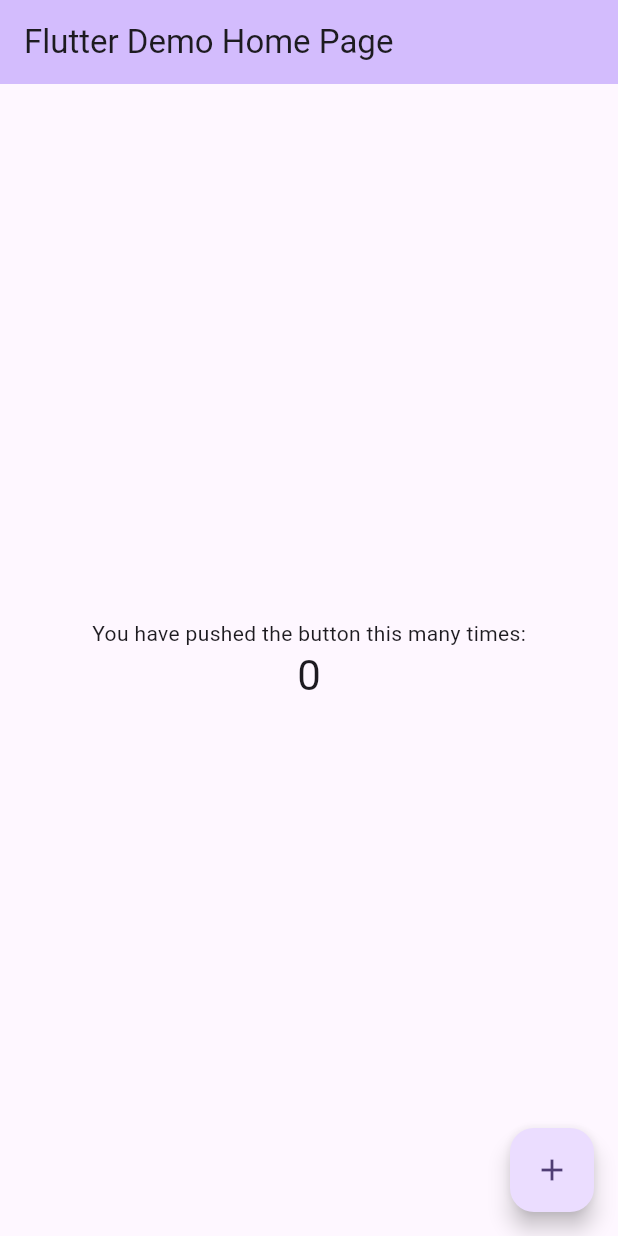
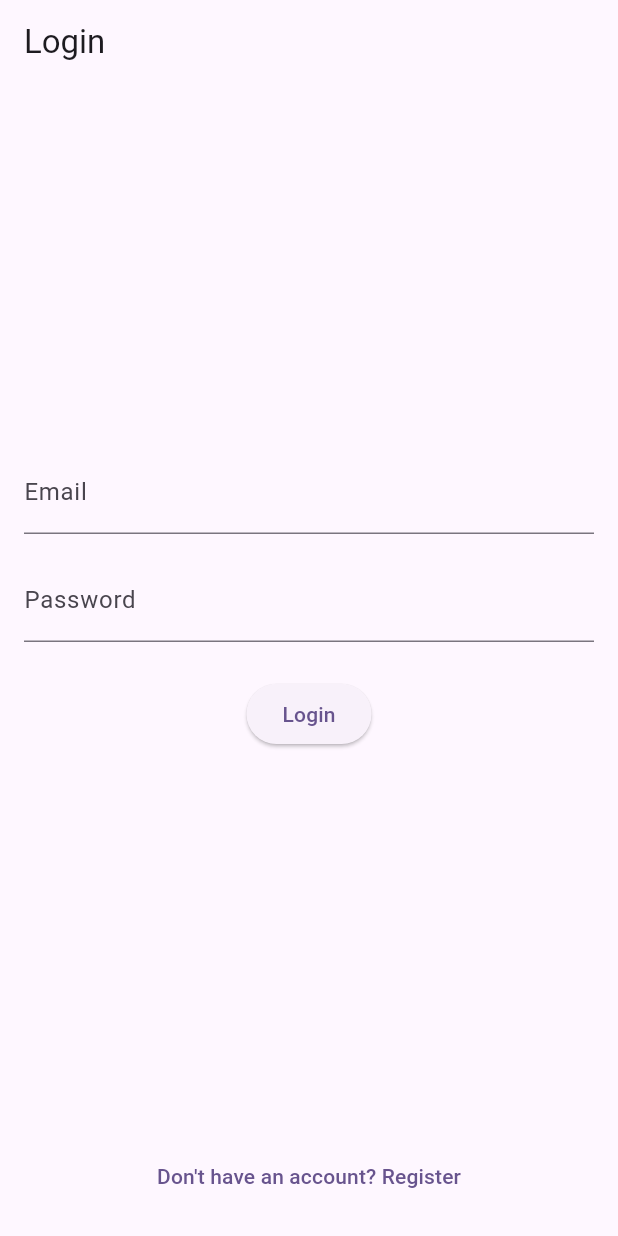
Before and after one commit to FilipIulia/plan_all_the_way, a Flutter app: the screen it shows after launch, on a phone screen of 412 x 824 dp. Run offline on Flutter 3.47's test engine with Material 3 defaults, Android fonts, the phone set to English and light mode, and no system bars; our stand-ins replace firebase_auth, firebase_core, flutter_bloc; accounts and stored records are empty.

Commit message:
add temp auth functionality and link proj to firebase auth

```diff
--- /dev/null
+++ b/lib/data/datasources/firebase_auth_datasource.dart
@@ -0,0 +1,30 @@
+import 'package:firebase_auth/firebase_auth.dart';
+import '../../domain/entities/user_entity.dart';
+
+class FirebaseAuthDatasource {
+  final FirebaseAuth _auth = FirebaseAuth.instance;
+
+  Future<UserEntity?> signIn(String email, String password) async {
+    final result = await _auth.signInWithEmailAndPassword(
+      email: email,
+      password: password,
+    );
+    return UserEntity(uid: result.user!.uid, email: result.user!.email);
+  }
+
+  Future<UserEntity?> signUp(String email, String password) async {
+    final result = await _auth.createUserWithEmailAndPassword(
+      email: email,
+      password: password,
+    );
+    return UserEntity(uid: result.user!.uid, email: result.user!.email);
+  }
+
+  Future<void> signOut() => _auth.signOut();
+
+  UserEntity? getCurrentUser() {
+    final user = _auth.currentUser;
+    if (user != null) return UserEntity(uid: user.uid, email: user.email);
+    return null;
+  }
+}
--- /dev/null
+++ b/lib/data/repositories/auth_repository_impl.dart
@@ -0,0 +1,23 @@
+import '../../domain/entities/user_entity.dart';
+import '../../domain/repositories/auth_repository.dart';
+import '../datasources/firebase_auth_datasource.dart';
+
+class AuthRepositoryImpl implements AuthRepository {
+  final FirebaseAuthDatasource datasource;
+
+  AuthRepositoryImpl(this.datasource);
+
+  @override
+  Future<UserEntity?> signIn(String email, String password) =>
+      datasource.signIn(email, password);
+
+  @override
+  Future<UserEntity?> signUp(String email, String password) =>
+      datasource.signUp(email, password);
+
+  @override
+  Future<void> signOut() => datasource.signOut();
+
+  @override
+  Future<UserEntity?> getCurrentUser() async => datasource.getCurrentUser();
+}
--- /dev/null
+++ b/lib/domain/entities/user_entity.dart
@@ -0,0 +1,6 @@
+class UserEntity {
+  final String uid;
+  final String? email;
+
+  const UserEntity({required this.uid, this.email});
+}
--- /dev/null
+++ b/lib/domain/repositories/auth_repository.dart
@@ -0,0 +1,8 @@
+import 'package:plan_all_the_way/domain/entities/user_entity.dart';
+
+abstract class AuthRepository {
+  Future<UserEntity?> signIn(String email, String password);
+  Future<UserEntity?> signUp(String email, String password);
+  Future<void> signOut();
+  Future<UserEntity?> getCurrentUser();
+}
--- /dev/null
+++ b/lib/domain/use_cases/get_current_user.dart
@@ -0,0 +1,12 @@
+import '../repositories/auth_repository.dart';
+import '../entities/user_entity.dart';
+
+class GetCurrentUser {
+  final AuthRepository repository;
+
+  GetCurrentUser(this.repository);
+
+  Future<UserEntity?> call() {
+    return repository.getCurrentUser();
+  }
+}
--- /dev/null
+++ b/lib/domain/use_cases/sign_in_with_email.dart
@@ -0,0 +1,12 @@
+import '../repositories/auth_repository.dart';
+import '../entities/user_entity.dart';
+
+class SignInWithEmail {
+  final AuthRepository repository;
+
+  SignInWithEmail(this.repository);
+
+  Future<UserEntity?> call(String email, String password) {
+    return repository.signIn(email, password);
+  }
+}
--- /dev/null
+++ b/lib/domain/use_cases/sign_out.dart
@@ -0,0 +1,11 @@
+import '../repositories/auth_repository.dart';
+
+class SignOut {
+  final AuthRepository repository;
+
+  SignOut(this.repository);
+
+  Future<void> call() {
+    return repository.signOut();
+  }
+}
--- /dev/null
+++ b/lib/domain/use_cases/sign_up_with_email.dart
@@ -0,0 +1,12 @@
+import '../repositories/auth_repository.dart';
+import '../entities/user_entity.dart';
+
+class SignUpWithEmail {
+  final AuthRepository repository;
+
+  SignUpWithEmail(this.repository);
+
+  Future<UserEntity?> call(String email, String password) {
+    return repository.signUp(email, password);
+  }
+}
--- a/lib/main.dart
+++ b/lib/main.dart
@@ -1,7 +1,37 @@
+import 'package:firebase_core/firebase_core.dart';
 import 'package:flutter/material.dart';
+import 'package:flutter_bloc/flutter_bloc.dart';
+import 'package:plan_all_the_way/data/datasources/firebase_auth_datasource.dart';
+import 'package:plan_all_the_way/data/repositories/auth_repository_impl.dart';
+import 'package:plan_all_the_way/domain/use_cases/get_current_user.dart';
+import 'package:plan_all_the_way/domain/use_cases/sign_in_with_email.dart';
+import 'package:plan_all_the_way/domain/use_cases/sign_out.dart';
+import 'package:plan_all_the_way/domain/use_cases/sign_up_with_email.dart';
+import 'package:plan_all_the_way/firebase_options.dart';
+import 'package:plan_all_the_way/presentation/blocs/auth_bloc.dart';
+import 'package:plan_all_the_way/presentation/screens/login_screen.dart';
 
-void main() {
-  runApp(const MyApp());
+void main() async {
+  WidgetsFlutterBinding.ensureInitialized();
+  await Firebase.initializeApp(options: DefaultFirebaseOptions.currentPlatform);
+
+  final authRepository = AuthRepositoryImpl(FirebaseAuthDatasource());
+
+  runApp(
+    MultiBlocProvider(
+      providers: [
+        BlocProvider(
+          create: (_) => AuthBloc(
+            signIn: SignInWithEmail(authRepository),
+            signUp: SignUpWithEmail(authRepository),
+            signOutUseCase: SignOut(authRepository),
+            getUser: GetCurrentUser(authRepository),
+          )..add(AuthCheckStatusEvent()),
+        ),
+      ],
+      child: MyApp(),
+    ),
+  );
 }
 
 class MyApp extends StatelessWidget {
@@ -10,56 +40,13 @@ class MyApp extends StatelessWidget {
   @override
   Widget build(BuildContext context) {
     return MaterialApp(
-      title: 'Flutter Demo',
+      debugShowCheckedModeBanner: false,
+      title: 'Plan All The Way',
       theme: ThemeData(
         colorScheme: ColorScheme.fromSeed(seedColor: Colors.deepPurple),
+        useMaterial3: true,
       ),
-      home: const MyHomePage(title: 'Flutter Demo Home Page'),
+      home: SafeArea(child: const LoginPage()),
     );
   }
 }
-
-class MyHomePage extends StatefulWidget {
-  const MyHomePage({super.key, required this.title});
-  final String title;
-
-  @override
-  State<MyHomePage> createState() => _MyHomePageState();
-}
-
-class _MyHomePageState extends State<MyHomePage> {
-  int _counter = 0;
-
-  void _incrementCounter() {
-    setState(() {
-      _counter++;
-    });
-  }
-
-  @override
-  Widget build(BuildContext context) {
-    return Scaffold(
-      appBar: AppBar(
-        backgroundColor: Theme.of(context).colorScheme.inversePrimary,
-        title: Text(widget.title),
-      ),
-      body: Center(
-        child: Column(
-          mainAxisAlignment: MainAxisAlignment.center,
-          children: <Widget>[
-            const Text('You have pushed the button this many times:'),
-            Text(
-              '$_counter',
-              style: Theme.of(context).textTheme.headlineMedium,
-            ),
-          ],
-        ),
-      ),
-      floatingActionButton: FloatingActionButton(
-        onPressed: _incrementCounter,
-        tooltip: 'Increment',
-        child: const Icon(Icons.add),
-      ),
-    );
-  }
-}
--- /dev/null
+++ b/lib/presentation/blocs/auth_bloc.dart
@@ -0,0 +1,61 @@
+import 'package:flutter_bloc/flutter_bloc.dart';
+import 'package:plan_all_the_way/domain/use_cases/get_current_user.dart';
+import 'package:plan_all_the_way/domain/use_cases/sign_in_with_email.dart';
+import 'package:plan_all_the_way/domain/use_cases/sign_out.dart';
+import 'package:plan_all_the_way/domain/use_cases/sign_up_with_email.dart';
+
+import '../../../domain/entities/user_entity.dart';
+
+part 'auth_event.dart';
+part 'auth_state.dart';
+
+class AuthBloc extends Bloc<AuthEvent, AuthState> {
+  final SignInWithEmail signIn;
+  final SignUpWithEmail signUp;
+  final SignOut signOutUseCase;
+  final GetCurrentUser getUser;
+
+  AuthBloc({
+    required this.signIn,
+    required this.signUp,
+    required this.signOutUseCase,
+    required this.getUser,
+  }) : super(AuthInitial()) {
+    on<AuthSignInEvent>(_onSignIn);
+    on<AuthSignUpEvent>(_onSignUp);
+    on<AuthSignOutEvent>(_onSignOut);
+    on<AuthCheckStatusEvent>(_onCheckStatus);
+  }
+
+  Future<void> _onSignIn(AuthSignInEvent event, Emitter<AuthState> emit) async {
+    emit(AuthLoading());
+    final user = await signIn(event.email, event.password);
+    user == null
+        ? emit(AuthError("Login failed"))
+        : emit(AuthAuthenticated(user));
+  }
+
+  Future<void> _onSignUp(AuthSignUpEvent event, Emitter<AuthState> emit) async {
+    emit(AuthLoading());
+    final user = await signUp(event.email, event.password);
+    user == null
+        ? emit(AuthError("Signup failed"))
+        : emit(AuthAuthenticated(user));
+  }
+
+  Future<void> _onSignOut(
+    AuthSignOutEvent event,
+    Emitter<AuthState> emit,
+  ) async {
+    await signOutUseCase();
+    emit(AuthUnauthenticated());
+  }
+
+  Future<void> _onCheckStatus(
+    AuthCheckStatusEvent event,
+    Emitter<AuthState> emit,
+  ) async {
+    final user = await getUser();
+    user == null ? emit(AuthUnauthenticated()) : emit(AuthAuthenticated(user));
+  }
+}
--- /dev/null
+++ b/lib/presentation/blocs/auth_event.dart
@@ -0,0 +1,19 @@
+part of 'auth_bloc.dart';
+
+abstract class AuthEvent {}
+
+class AuthSignInEvent extends AuthEvent {
+  final String email;
+  final String password;
+  AuthSignInEvent(this.email, this.password);
+}
+
+class AuthSignUpEvent extends AuthEvent {
+  final String email;
+  final String password;
+  AuthSignUpEvent(this.email, this.password);
+}
+
+class AuthSignOutEvent extends AuthEvent {}
+
+class AuthCheckStatusEvent extends AuthEvent {}
--- /dev/null
+++ b/lib/presentation/blocs/auth_state.dart
@@ -0,0 +1,19 @@
+part of 'auth_bloc.dart';
+
+abstract class AuthState {}
+
+class AuthInitial extends AuthState {}
+
+class AuthLoading extends AuthState {}
+
+class AuthAuthenticated extends AuthState {
+  final UserEntity user;
+  AuthAuthenticated(this.user);
+}
+
+class AuthUnauthenticated extends AuthState {}
+
+class AuthError extends AuthState {
+  final String message;
+  AuthError(this.message);
+}
--- /dev/null
+++ b/lib/presentation/screens/login_screen.dart
@@ -0,0 +1,45 @@
+import 'package:flutter/material.dart';
+import 'package:flutter_bloc/flutter_bloc.dart';
+import 'package:plan_all_the_way/presentation/screens/home_screen.dart';
+import 'package:plan_all_the_way/presentation/screens/register_screen.dart';
+import 'package:plan_all_the_way/presentation/widgets/auth_form.dart';
+import '../blocs/auth_bloc.dart';
+
+class LoginPage extends StatelessWidget {
+  const LoginPage({super.key});
+
+  @override
+  Widget build(BuildContext context) {
+    return Scaffold(
+      appBar: AppBar(title: const Text('Login')),
+      body: BlocListener<AuthBloc, AuthState>(
+        listener: (context, state) {
+          if (state is AuthAuthenticated) {
+            Navigator.pushReplacement(
+              context,
+              MaterialPageRoute(builder: (_) => const HomePage()),
+            );
+          }
+          if (state is AuthError) {
+            ScaffoldMessenger.of(
+              context,
+            ).showSnackBar(SnackBar(content: Text(state.message)));
+          }
+        },
+        child: const LoginForm(),
+      ),
+      bottomNavigationBar: Padding(
+        padding: const EdgeInsets.all(16.0),
+        child: TextButton(
+          onPressed: () {
+            Navigator.push(
+              context,
+              MaterialPageRoute(builder: (_) => const RegisterPage()),
+            );
+          },
+          child: const Text("Don't have an account? Register"),
+        ),
+      ),
+    );
+  }
+}
--- /dev/null
+++ b/lib/presentation/widgets/auth_form.dart
@@ -0,0 +1,64 @@
+import 'package:flutter/material.dart';
+import 'package:flutter_bloc/flutter_bloc.dart';
+import '../blocs/auth_bloc.dart';
+
+class LoginForm extends StatefulWidget {
+  const LoginForm({super.key});
+
+  @override
+  State<LoginForm> createState() => _LoginFormState();
+}
+
+class _LoginFormState extends State<LoginForm> {
+  final _formKey = GlobalKey<FormState>();
+  final _emailController = TextEditingController();
+  final _passwordController = TextEditingController();
+
+  @override
+  Widget build(BuildContext context) {
+    return Padding(
+      padding: const EdgeInsets.all(16),
+      child: Form(
+        key: _formKey,
+        child: Column(
+          mainAxisAlignment: MainAxisAlignment.center,
+          children: [
+            TextFormField(
+              controller: _emailController,
+              decoration: const InputDecoration(labelText: 'Email'),
+              validator: (v) => v!.isEmpty ? 'Please enter your email' : null,
+            ),
+            const SizedBox(height: 16),
+            TextFormField(
+              controller: _passwordController,
+              obscureText: true,
+              decoration: const InputDecoration(labelText: 'Password'),
+              validator: (v) => v!.length < 6 ? 'Password too short' : null,
+            ),
+            const SizedBox(height: 24),
+            BlocBuilder<AuthBloc, AuthState>(
+              builder: (context, state) {
+                if (state is AuthLoading) {
+                  return const CircularProgressIndicator();
+                }
+                return ElevatedButton(
+                  onPressed: () {
+                    if (_formKey.currentState!.validate()) {
+                      context.read<AuthBloc>().add(
+                        AuthSignInEvent(
+                          _emailController.text.trim(),
+                          _passwordController.text.trim(),
+                        ),
+                      );
+                    }
+                  },
+                  child: const Text('Login'),
+                );
+              },
+            ),
+          ],
+        ),
+      ),
+    );
+  }
+}
--- a/pubspec.yaml
+++ b/pubspec.yaml
@@ -34,6 +34,9 @@ dependencies:
   # The following adds the Cupertino Icons font to your application.
   # Use with the CupertinoIcons class for iOS style icons.
   cupertino_icons: ^1.0.8
+  firebase_core: ^4.2.1
+  firebase_auth: ^6.1.2
+  flutter_bloc: ^9.1.1
 
 dev_dependencies:
   flutter_test:
```
Also changed, not shown: lib/presentation/screens/home_screen.dart (added, +52 -0 lines), lib/presentation/screens/register_screen.dart (added, +82 -0 lines), firebase.json (added), lib/firebase_options.dart (added), pubspec.lock, 16 other files.
